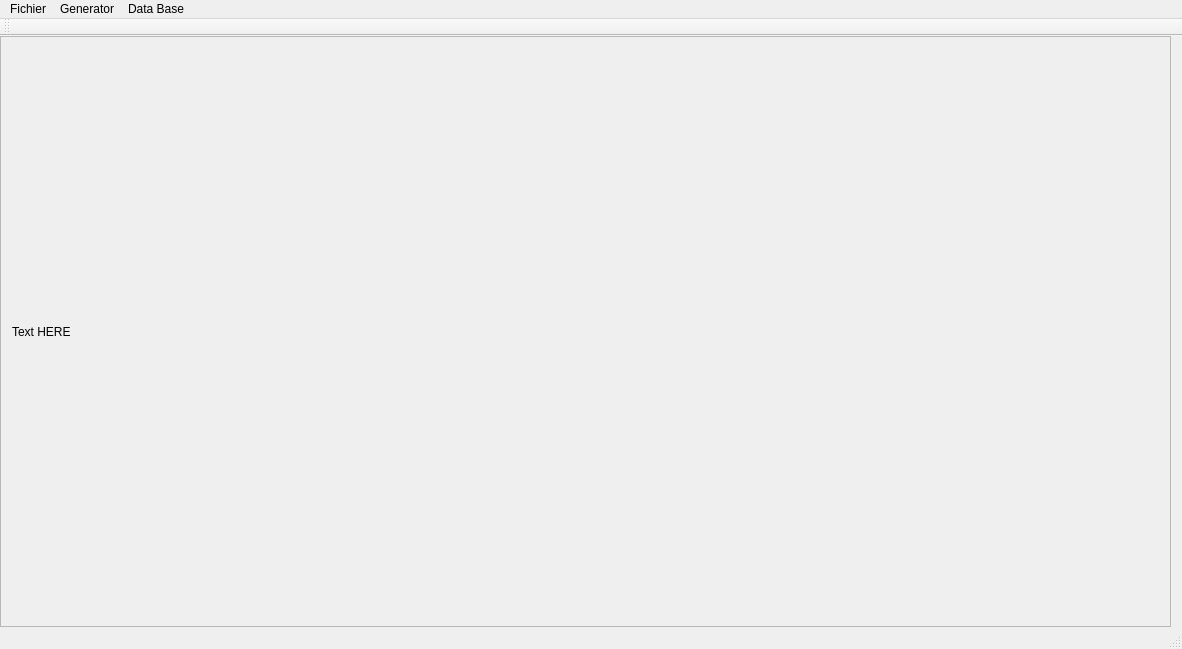
Qt form mainwindow.ui (Pandakls/MorphDataBase) before a commit.
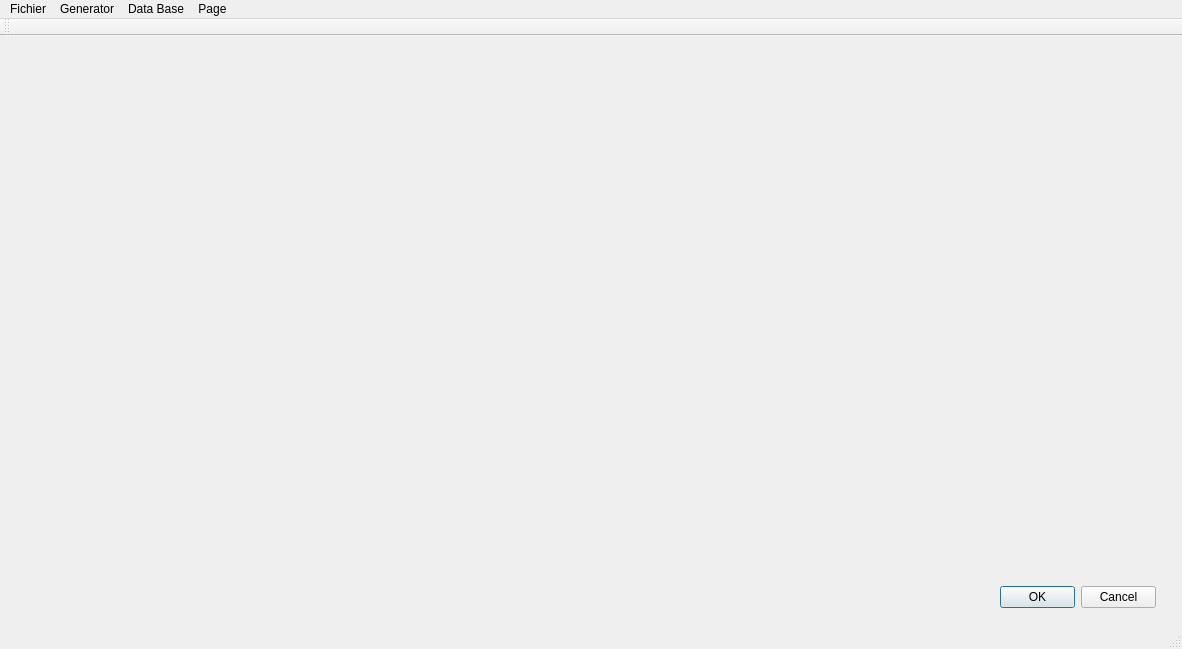
The same form after that commit.

Commit message: Stacked Widget added

Patch:
```diff
--- a/mainwindow.ui
+++ b/mainwindow.ui
@@ -14,13 +14,26 @@
    <string>MainWindow</string>
   </property>
   <widget class="QWidget" name="centralWidget">
+   <widget class="QStackedWidget" name="stackedWidget">
+    <property name="geometry">
+     <rect>
+      <x>0</x>
+      <y>0</y>
+      <width>1181</width>
+      <height>591</height>
+     </rect>
+    </property>
+    <property name="currentIndex">
+     <number>1</number>
+    </property>
+    <widget class="QWidget" name="page">
    <widget class="QScrollArea" name="scrollArea">
     <property name="geometry">
      <rect>
       <x>0</x>
-      <y>0</y>
+        <y>20</y>
       <width>1171</width>
-      <height>591</height>
+        <height>531</height>
      </rect>
     </property>
     <property name="widgetResizable">
@@ -32,7 +45,7 @@
        <x>0</x>
        <y>0</y>
        <width>1169</width>
-       <height>589</height>
+         <height>529</height>
       </rect>
      </property>
      <layout class="QVBoxLayout" name="verticalLayout">
@@ -50,6 +63,23 @@
     </widget>
    </widget>
   </widget>
+    <widget class="QWidget" name="page_2">
+     <widget class="QDialogButtonBox" name="buttonBox">
+      <property name="geometry">
+       <rect>
+        <x>1000</x>
+        <y>550</y>
+        <width>156</width>
+        <height>23</height>
+       </rect>
+      </property>
+      <property name="standardButtons">
+       <set>QDialogButtonBox::Cancel|QDialogButtonBox::Ok</set>
+      </property>
+     </widget>
+    </widget>
+   </widget>
+  </widget>
   <widget class="QToolBar" name="mainToolBar">
    <attribute name="toolBarArea">
     <enum>TopToolBarArea</enum>
@@ -93,9 +123,17 @@
     <addaction name="actionGift"/>
     <addaction name="actionMasteries"/>
    </widget>
+   <widget class="QMenu" name="menuNextPage">
+    <property name="title">
+     <string>Page</string>
+    </property>
+    <addaction name="actionNext"/>
+    <addaction name="actionPrev"/>
+   </widget>
    <addaction name="menuMenu_Principal"/>
    <addaction name="menuAffichage"/>
    <addaction name="menuOutils"/>
+   <addaction name="menuNextPage"/>
   </widget>
   <action name="actionDice_gen">
    <property name="text">
```
Left out of the diff: 10 changed lines with no effect on the pictures. Lines whose indentation alone changed are shown as unchanged. The commit also changes 2 other files.
